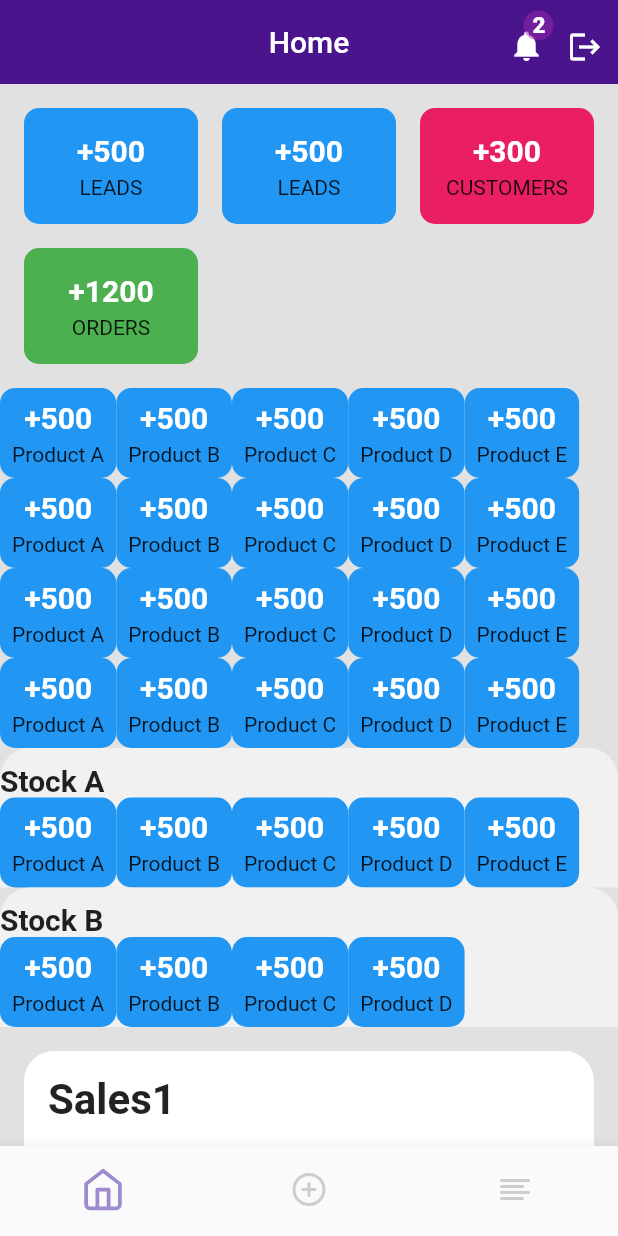
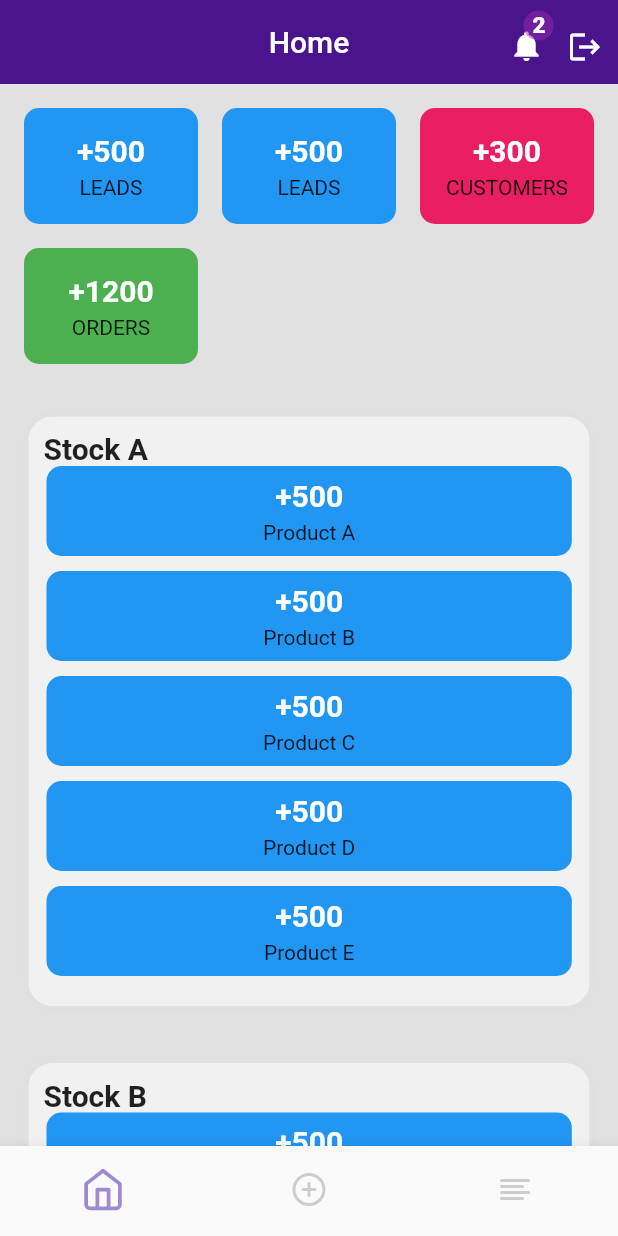
Before and after one commit to EanDalin0012/sale_managment_flutter_app, a Flutter app: the screen it shows after launch, on a phone screen of 412 x 824 dp. Run offline on Flutter 3.47's test engine with Material 2 defaults, Android fonts, the light colour scheme and no system bars; our stand-ins replace charts_flutter, flutter_icons, font_awesome_flutter.

Commit message:
stock ui

```diff
--- a/lib/screens/home/home_container_screen.dart
+++ b/lib/screens/home/home_container_screen.dart
@@ -111,8 +111,32 @@ class _HomeContainerScreenState extends State<HomeContainerScreen> {
         _buildStats(),
         // _buildStats1(),
         SliverToBoxAdapter(
-            child: StockDetailsScreen(stockDetailData[0].products)
+            child: Column(
+              mainAxisAlignment: MainAxisAlignment.start,
+              crossAxisAlignment: CrossAxisAlignment.start,
+              children: stockDetailData.map((activity) =>
+                  Container(
+                  padding: EdgeInsets.all(10),
+                  margin: EdgeInsets.all(15),
+                  width: MediaQuery.of(context).size.width,
+                  decoration: BoxDecoration(
+                  borderRadius: BorderRadius.all(Radius.circular(20)),
+                  color: Color(0xfff1f1f1),
+                  border: Border.all(color: Colors.grey[300], width: 4)
+                  ),
+                  child: Column(
+                      crossAxisAlignment: CrossAxisAlignment.start,
+                      children: <Widget>[
+                        Text(activity.stockName,style: TextStyle(fontWeight: FontWeight.bold, fontSize: 20.0)),
+                        StockDetailsScreen(activity.products)
+                      ]
+                  )
+                  )).toList()
+            )
         ),
+        // SliverToBoxAdapter(
+        //     child: StockDetailsScreen(stockDetailData[0].products)
+        // ),
         SliverToBoxAdapter(
           child: Column(
               mainAxisAlignment: MainAxisAlignment.start,
@@ -184,16 +208,6 @@ class _HomeContainerScreenState extends State<HomeContainerScreen> {
       vertical: true,
     );
   }
-  // _buildBody(BuildContext context) {
-  //   return SingleChildScrollView(
-  //       child: Row(
-  //         children: <Widget>[
-  //           _buildActivities(context)
-  //         ],
-  //       )
-  //
-  //   );
-  // }
 
   SliverPadding _buildActivities(BuildContext context) {
     return SliverPadding(
--- a/lib/screens/home/widgets/stock_details.dart
+++ b/lib/screens/home/widgets/stock_details.dart
@@ -13,35 +13,40 @@ class StockDetailsScreen extends StatefulWidget {
 class _StockDetailsState extends State<StockDetailsScreen> {
   @override
   Widget build(BuildContext context) {
+    Size size = MediaQuery.of(context).size;
     return SingleChildScrollView(
       physics: ScrollPhysics(),
-      child: Column(
-        children: <Widget>[
+      child: Container(
+        padding: EdgeInsets.only(left: 2),
+        child:
           ListView.builder(
               physics: NeverScrollableScrollPhysics(),
               shrinkWrap: true,
-              itemCount:4,
+              itemCount: widget.productStockDetails.length,
               itemBuilder: (context,index){
                 return  Row(
-                  children: widget.productStockDetails.map((e) => production(e)).toList(),
+                  children: <Widget>[
+                    production(widget.productStockDetails[index], size)
+                  ]
                 );
               })
-        ],
       ),
     );
   }
 
-  Container production(ProductStockDetails productStockDetails) {
+  Container production(ProductStockDetails productStockDetails, Size size) {
     final TextStyle stats = TextStyle(
         fontWeight: FontWeight.bold, fontSize: 20.0, color: Colors.white);
     return Container(
+      width: size.width * 0.85,
       padding: const EdgeInsets.all(8.0),
+      margin: EdgeInsets.only(bottom: 10),
       decoration: BoxDecoration(
         borderRadius: BorderRadius.circular(10.0),
         color: Colors.blue,
       ),
       child: Column(
-        mainAxisAlignment: MainAxisAlignment.center,
+        mainAxisAlignment: MainAxisAlignment.start,
         children: <Widget>[
           Text(
             "+500",
```
